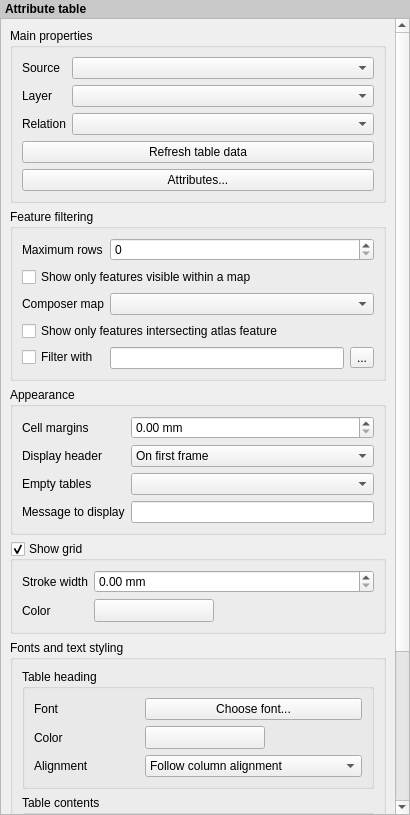
The window that src/ui/qgscomposerattributetablewidgetbase.ui (qgis/QGIS) describes before a commit, drawn with Qt 5.
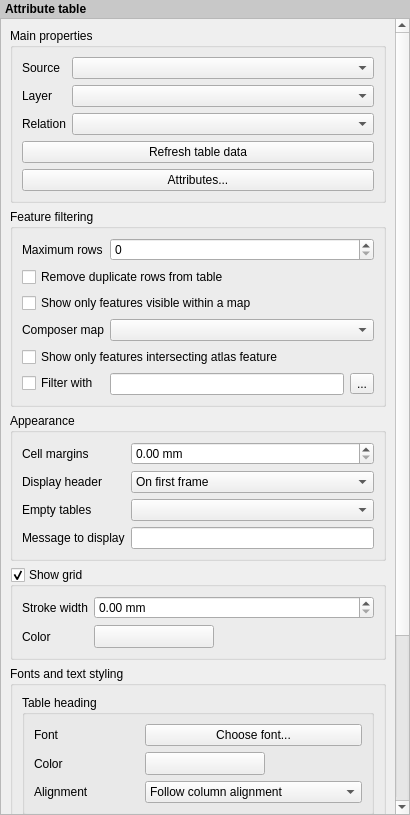
The same window after the commit. Icons and pictures are not drawn. Custom widgets are drawn as their Qt base class.

Commit message: [FEATURE][composer] Add checkbox for showing unique records only in composer attribute tables. (Sponsored by my OCD)

Patch:
```diff
--- a/src/ui/qgscomposerattributetablewidgetbase.ui
+++ b/src/ui/qgscomposerattributetablewidgetbase.ui
@@ -47,7 +47,7 @@
         <x>0</x>
         <y>0</y>
         <width>392</width>
-        <height>1048</height>
+        <height>1076</height>
        </rect>
       </property>
       <layout class="QVBoxLayout" name="mainLayout">
@@ -158,14 +158,14 @@
             </property>
            </widget>
           </item>
-          <item row="1" column="0" colspan="2">
+          <item row="2" column="0" colspan="2">
            <widget class="QCheckBox" name="mShowOnlyVisibleFeaturesCheckBox">
             <property name="text">
              <string>Show only features visible within a map</string>
             </property>
            </widget>
           </item>
-          <item row="2" column="0">
+          <item row="3" column="0">
            <widget class="QLabel" name="mComposerMapLabel">
             <property name="text">
              <string>Composer map</string>
@@ -178,17 +178,17 @@
             </property>
            </widget>
           </item>
-          <item row="2" column="1">
+          <item row="3" column="1">
            <widget class="QComboBox" name="mComposerMapComboBox"/>
           </item>
-          <item row="4" column="0">
+          <item row="5" column="0">
            <widget class="QCheckBox" name="mFeatureFilterCheckBox">
             <property name="text">
              <string>Filter with</string>
             </property>
            </widget>
           </item>
-          <item row="4" column="1">
+          <item row="5" column="1">
            <layout class="QHBoxLayout" name="horizontalLayout">
             <item>
              <widget class="QLineEdit" name="mFeatureFilterEdit"/>
@@ -206,13 +206,20 @@
             </item>
            </layout>
           </item>
-          <item row="3" column="0" colspan="2">
+          <item row="4" column="0" colspan="2">
            <widget class="QCheckBox" name="mIntersectAtlasCheckBox">
             <property name="text">
              <string>Show only features intersecting atlas feature</string>
             </property>
            </widget>
           </item>
+          <item row="1" column="0" colspan="2">
+           <widget class="QCheckBox" name="mUniqueOnlyCheckBox">
+            <property name="text">
+             <string>Remove duplicate rows from table</string>
+            </property>
+           </widget>
+          </item>
          </layout>
          <zorder>mShowOnlyVisibleFeaturesCheckBox</zorder>
          <zorder>mComposerMapLabel</zorder>
```
Left out of the diff: 1 changed line with no effect on the pictures. The commit also changes 10 other files.
